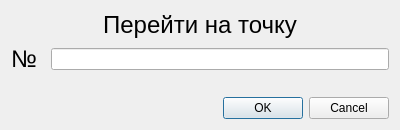
Above: KAMEditor/gui/points/toselectionpointdialog.ui from Xtail96/SML before the change. Below: the same form after it.
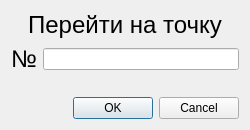
That is the form after the change.

```diff
--- a/KAMEditor/gui/points/toselectionpointdialog.ui
+++ b/KAMEditor/gui/points/toselectionpointdialog.ui
@@ -6,7 +6,7 @@
    <rect>
     <x>0</x>
     <y>0</y>
-    <width>400</width>
+    <width>250</width>
     <height>130</height>
    </rect>
   </property>
```
